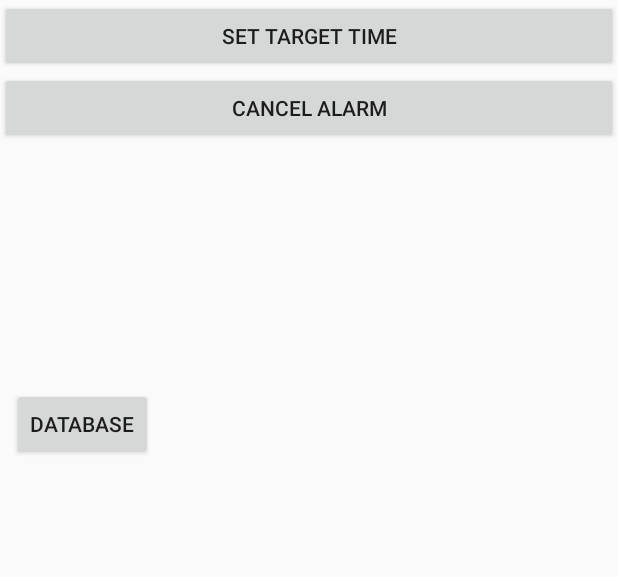
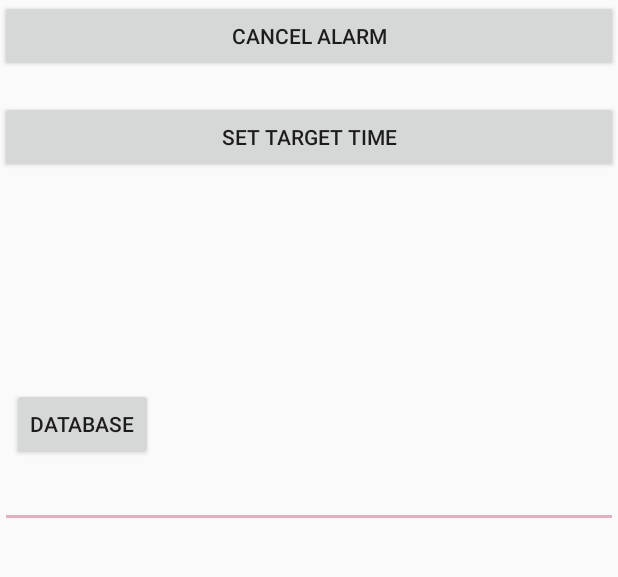
Before and after one commit to kaikaybee/SnuuzRepo, an Android app: the screen it shows after launch (MainActivity), on a phone screen of 412 x 824 dp, the part 84-661 px from its top. Run offline under Robolectric (Android 15) with nearby library versions, the phone set to English and light mode, and no system bars.

```diff
--- a/app/src/main/java/com/example/snuuz/Database.java
+++ b/app/src/main/java/com/example/snuuz/Database.java
@@ -14,7 +14,8 @@ public class Database extends AppCompatActivity {
     @Override
     protected void onCreate(Bundle savedInstanceState) {
         super.onCreate(savedInstanceState);
-        setContentView(R.layout.activity_database);
+        // change layout to main activity
+        setContentView(R.layout.activity_main);
         db = new MyDB(this, "Sleep_Tracker", null, 1);
         date = findViewById(R.id.edit1);
         wake_up = findViewById(R.id.edit2);
--- a/app/src/main/res/layout/activity_main.xml
+++ b/app/src/main/res/layout/activity_main.xml
@@ -13,11 +13,7 @@
         android:theme="@style/Theme1"
         app:popupTheme="@style/ThemeOverlay.AppCompat.Light" />
 
-    <Button
-        android:id="@+id/startSetDialog"
-        android:layout_width="fill_parent"
-        android:layout_height="wrap_content"
-        android:text="@string/set_target_time"/>
+
     <Button
         android:id="@+id/cancel"
         android:layout_width="fill_parent"
@@ -27,6 +23,14 @@
         android:id="@+id/alarm_prompt"
         android:layout_width="fill_parent"
         android:layout_height="wrap_content" />
+
+    <Button
+        android:id="@+id/startSetDialog"
+        android:layout_width="fill_parent"
+        android:layout_height="wrap_content"
+        android:onClick="insert"
+        android:text="@string/set_target_time" />
+
     <TextView
         android:id="@+id/text1"
         android:layout_width="fill_parent"
@@ -46,4 +50,13 @@
         app:layout_constraintStart_toStartOf="parent"
         app:layout_constraintTop_toTopOf="parent" />
 
+
+
+    <EditText
+        android:id="@+id/editText"
+        android:layout_width="match_parent"
+        android:layout_height="wrap_content"
+        android:ems="10"
+        android:inputType="time" />
+
 </LinearLayout>
```
Also changed, not shown: app/src/main/java/com/example/snuuz/MainActivity.java (+51 -8 lines).
